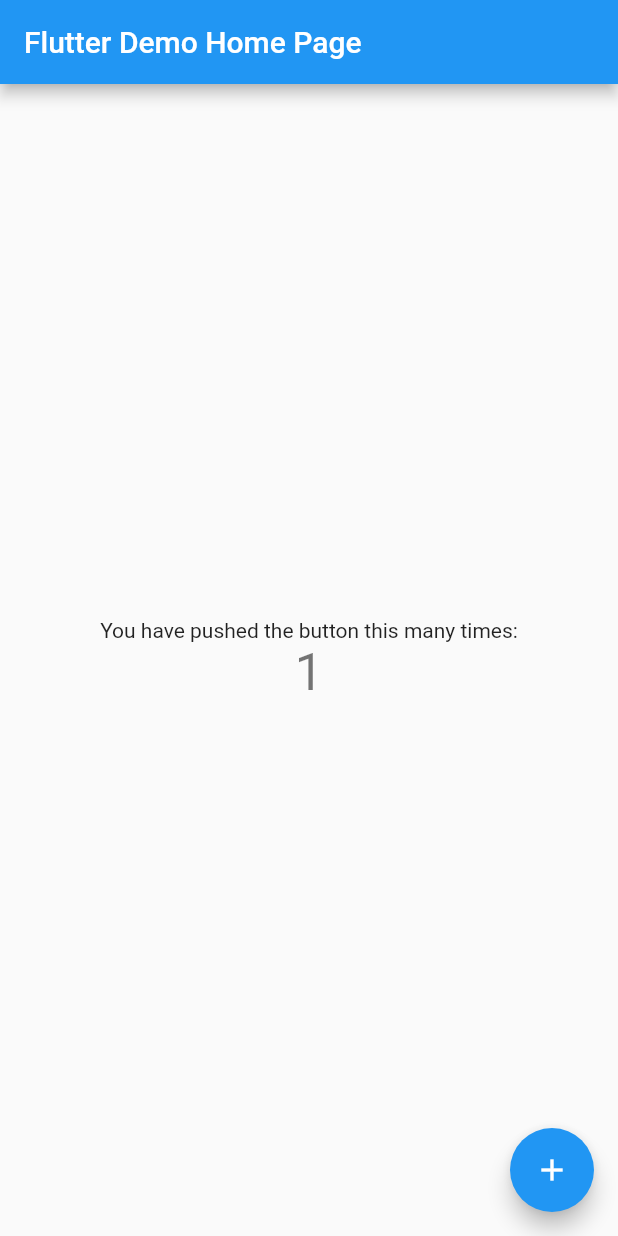
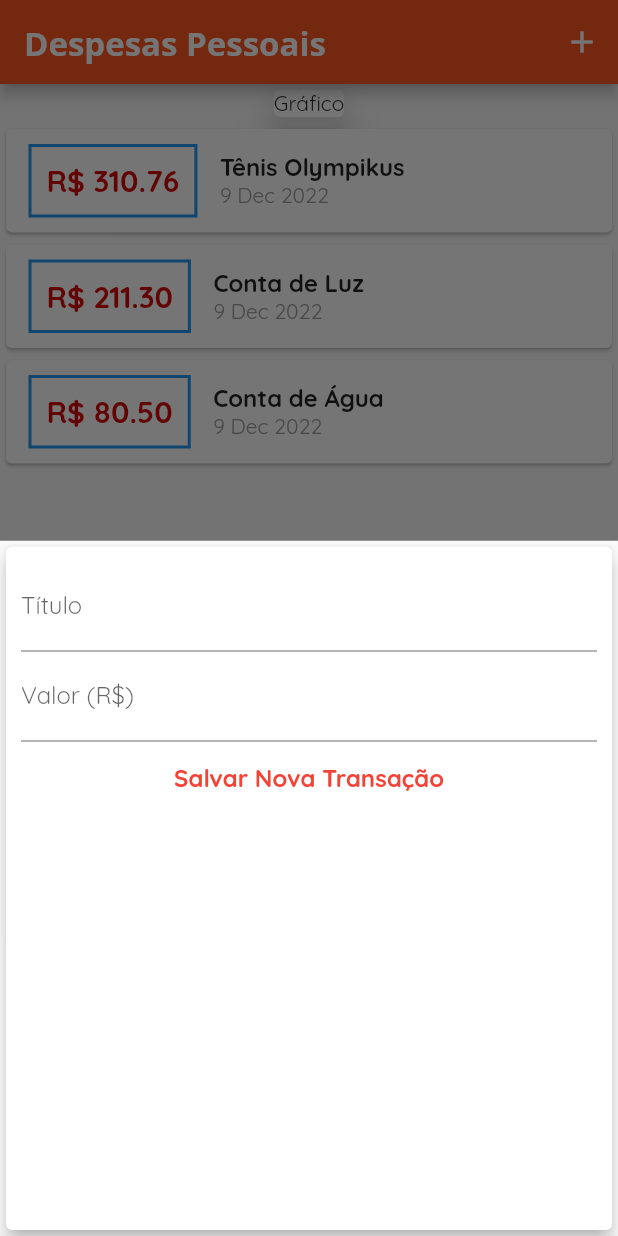
Before and after one commit to ItsonStos/Despesas_Pessoais, a Flutter app: the screen it shows after launch, after a tap on the "add" icon, on a phone screen of 412 x 824 dp. Run offline on Flutter 3.47's test engine with Material 2 defaults, Android fonts, the phone set to English and light mode, and no system bars.

Commit message:
Finalização a lista de cadastro de despesas.

```diff
--- /dev/null
+++ b/lib/data_base/base_expense.dart
@@ -0,0 +1,13 @@
+class ExpenseDate {
+  final String id;
+  final String title;
+  final double value;
+  final DateTime date;
+
+  ExpenseDate({
+    required this.id,
+    required this.title,
+    required this.value,
+    required this.date,
+  });
+}
--- a/lib/main.dart
+++ b/lib/main.dart
@@ -1,115 +1,27 @@
+import 'package:expense/screen/home_screen.dart';
 import 'package:flutter/material.dart';
 
-void main() {
-  runApp(const MyApp());
-}
-
-class MyApp extends StatelessWidget {
-  const MyApp({super.key});
-
-  // This widget is the root of your application.
-  @override
-  Widget build(BuildContext context) {
-    return MaterialApp(
-      title: 'Flutter Demo',
+void main() => runApp(MaterialApp(
+      debugShowCheckedModeBanner: false,
+      title: 'Despesas Pessoais',
       theme: ThemeData(
-        // This is the theme of your application.
-        //
-        // Try running your application with "flutter run". You'll see the
-        // application has a blue toolbar. Then, without quitting the app, try
-        // changing the primarySwatch below to Colors.green and then invoke
-        // "hot reload" (press "r" in the console where you ran "flutter run",
-        // or simply save your changes to "hot reload" in a Flutter IDE).
-        // Notice that the counter didn't reset back to zero; the application
-        // is not restarted.
-        primarySwatch: Colors.blue,
+        brightness: Brightness.light,
+        fontFamily: 'Quicksand',
+        appBarTheme: AppBarTheme(
+          textTheme: ThemeData.light().textTheme.copyWith(
+            // ignore: prefer_const_constructors
+            titleLarge: TextStyle(
+              fontFamily: 'OpenSans',
+              fontSize: 22,
+              fontWeight: FontWeight.bold,
+            ),
+          ),
+        ),
+      ).copyWith(
+        colorScheme: ThemeData().colorScheme.copyWith(
+          primary: Colors.deepOrange,
+          secondary: Colors.amberAccent,
+        )
       ),
-      home: const MyHomePage(title: 'Flutter Demo Home Page'),
-    );
-  }
-}
-
-class MyHomePage extends StatefulWidget {
-  const MyHomePage({super.key, required this.title});
-
-  // This widget is the home page of your application. It is stateful, meaning
-  // that it has a State object (defined below) that contains fields that affect
-  // how it looks.
-
-  // This class is the configuration for the state. It holds the values (in this
-  // case the title) provided by the parent (in this case the App widget) and
-  // used by the build method of the State. Fields in a Widget subclass are
-  // always marked "final".
-
-  final String title;
-
-  @override
-  State<MyHomePage> createState() => _MyHomePageState();
-}
-
-class _MyHomePageState extends State<MyHomePage> {
-  int _counter = 0;
-
-  void _incrementCounter() {
-    setState(() {
-      // This call to setState tells the Flutter framework that something has
-      // changed in this State, which causes it to rerun the build method below
-      // so that the display can reflect the updated values. If we changed
-      // _counter without calling setState(), then the build method would not be
-      // called again, and so nothing would appear to happen.
-      _counter++;
-    });
-  }
-
-  @override
-  Widget build(BuildContext context) {
-    // This method is rerun every time setState is called, for instance as done
-    // by the _incrementCounter method above.
-    //
-    // The Flutter framework has been optimized to make rerunning build methods
-    // fast, so that you can just rebuild anything that needs updating rather
-    // than having to individually change instances of widgets.
-    return Scaffold(
-      appBar: AppBar(
-        // Here we take the value from the MyHomePage object that was created by
-        // the App.build method, and use it to set our appbar title.
-        title: Text(widget.title),
-      ),
-      body: Center(
-        // Center is a layout widget. It takes a single child and positions it
-        // in the middle of the parent.
-        child: Column(
-          // Column is also a layout widget. It takes a list of children and
-          // arranges them vertically. By default, it sizes itself to fit its
-          // children horizontally, and tries to be as tall as its parent.
-          //
-          // Invoke "debug painting" (press "p" in the console, choose the
-          // "Toggle Debug Paint" action from the Flutter Inspector in Android
-          // Studio, or the "Toggle Debug Paint" command in Visual Studio Code)
-          // to see the wireframe for each widget.
-          //
-          // Column has various properties to control how it sizes itself and
-          // how it positions its children. Here we use mainAxisAlignment to
-          // center the children vertically; the main axis here is the vertical
-          // axis because Columns are vertical (the cross axis would be
-          // horizontal).
-          mainAxisAlignment: MainAxisAlignment.center,
-          children: <Widget>[
-            const Text(
-              'You have pushed the button this many times:',
-            ),
-            Text(
-              '$_counter',
-              style: Theme.of(context).textTheme.headline4,
-            ),
-          ],
-        ),
-      ),
-      floatingActionButton: FloatingActionButton(
-        onPressed: _incrementCounter,
-        tooltip: 'Increment',
-        child: const Icon(Icons.add),
-      ), // This trailing comma makes auto-formatting nicer for build methods.
-    );
-  }
-}
+      home: const HomeScreen(),
+    ));
--- a/lib/screen/home_screen.dart
+++ b/lib/screen/home_screen.dart
@@ -0,0 +1,91 @@
+import 'package:flutter/material.dart';
+import 'dart:math';
+import 'package:expense/widgets/home_expense_list.dart';
+import '../data_base/base_expense.dart';
+import '../widgets/home_expense_form.dart';
+
+class HomeScreen extends StatefulWidget {
+  const HomeScreen({super.key});
+
+  @override
+  State<HomeScreen> createState() => _HomeScreenState();
+}
+
+class _HomeScreenState extends State<HomeScreen> {
+  final _expense = [
+    ExpenseDate(
+      id: 't1',
+      title: 'Tênis Olympikus',
+      value: 310.76,
+      date: DateTime.now(),
+    ),
+    ExpenseDate(
+      id: 't2',
+      title: 'Conta de Luz',
+      value: 211.30,
+      date: DateTime.now(),
+    ),
+    ExpenseDate(
+      id: 't3',
+      title: 'Conta de Água',
+      value: 80.50,
+      date: DateTime.now(),
+    ),
+  ];
+
+  _addExpense(String title, double value) {
+    final newExpense = ExpenseDate(
+      id: Random().nextDouble().toString(),
+      //parametro da base atributo nomeado : parametro que recebeu no chamado da função
+      title: title,
+      value: value,
+      date: DateTime.now(),
+    );
+
+    setState(() {
+      _expense.add(newExpense);
+    });
+
+    Navigator.of(context).pop();
+
+  }
+
+  _openExpenseFormModal(BuildContext context) {
+    showModalBottomSheet(
+      context: context,
+      builder: (_){
+        return HomeExpenseForm(_addExpense);
+      },
+      );
+  }
+
+  @override
+  Widget build(BuildContext context) {
+    return Scaffold(
+      appBar: AppBar(
+        title: const Text('Despesas Pessoais'),
+        actions: [
+          IconButton(
+              onPressed: () => _openExpenseFormModal(context),
+              icon: const Icon(Icons.add))
+        ],
+      ),
+      body: SingleChildScrollView(
+        child: Column(
+          // ignore: prefer_const_literals_to_create_immutables
+          children: [
+            const SizedBox(
+              child: Card(elevation: 10, child: Text('Gráfico')),
+            ),
+            HomeExpenseList(_expense),
+          ],
+        ),
+      ),
+      floatingActionButton: FloatingActionButton(
+        onPressed: () => _openExpenseFormModal(context),
+        child: const Icon(Icons.add),
+      ),
+      floatingActionButtonLocation: FloatingActionButtonLocation.endFloat,
+    );
+  }
+}
--- /dev/null
+++ b/lib/widgets/home_expense_form.dart
@@ -0,0 +1,76 @@
+import 'package:flutter/material.dart';
+
+
+class HomeExpenseForm extends StatefulWidget {
+
+
+  final void Function(String, double) onSubmit;
+
+  HomeExpenseForm(this.onSubmit, {super.key});
+
+  @override
+  State<HomeExpenseForm> createState() => _HomeExpenseFormState();
+}
+
+class _HomeExpenseFormState extends State<HomeExpenseForm> {
+  final titleController = TextEditingController();
+
+  final valueController = TextEditingController();
+
+  _submitForm(){
+    final title = titleController.text;
+    final value = double.tryParse(valueController.text) ?? 0.0;
+
+    if(title.isEmpty || value <=0 ){
+      return;
+    }
+
+    widget.onSubmit(title, value);
+  }
+
+  @override
+  Widget build(BuildContext context) {
+    return Card(
+          elevation: 5,
+          child: Padding(
+            padding: const EdgeInsets.all(10.0),
+            child: Column(
+              // ignore: prefer_const_literals_to_create_immutables
+              children: [
+                TextField(
+                  controller: titleController,
+                  onSubmitted: (_) => _submitForm(),
+                  // ignore: prefer_const_constructors
+                  decoration: InputDecoration(
+                    labelText: 'Título',
+                  ),
+                ),
+                TextField(
+                 controller: valueController,
+                 keyboardType: TextInputType.number,
+                 onSubmitted: (_) => _submitForm(),
+                  // ignore: prefer_const_constructors
+                  decoration: InputDecoration(
+                    labelText: 'Valor (R\$)',
+                  ),
+                ),
+                TextButton(
+                  onPressed: _submitForm,
+                  // ignore: sort_child_properties_last
+                  child: const Text(
+                    'Salvar Nova Transação',
+                    style: TextStyle(
+                    fontWeight: FontWeight.bold,
+                    fontSize: 16,
+                    ),
+                    ),
+                  style: TextButton.styleFrom(
+                    primary: Colors.red,
+                  ),
+                ),
+              ],
+            ),
+          ),
+        );
+  }
+}
--- /dev/null
+++ b/lib/widgets/home_expense_list.dart
@@ -0,0 +1,85 @@
+import 'package:flutter/material.dart';
+import '../data_base/base_expense.dart';
+import 'package:intl/intl.dart';
+
+class HomeExpenseList extends StatelessWidget {
+
+
+
+  final List<ExpenseDate> expense;
+
+  const HomeExpenseList(this.expense, {super.key});
+
+  @override
+  Widget build(BuildContext context) {
+    return Container(
+      height: 300,
+      child: expense.isEmpty ? Column(
+        // ignore: prefer_const_literals_to_create_immutables
+        children: [
+          const Text(
+            'Nenhuma Transação Cadastrada',
+          ),
+          const SizedBox(height: 20),
+          Container(
+            width: 200,
+            child: Image.asset(
+              'assets\images\waiting.png',
+              fit: BoxFit.cover,
+            ),
+          ),
+        ],
+      ) : ListView.builder(
+        itemCount: expense.length,
+        itemBuilder: (ctx, index){
+          final ex = expense[index];
+          return Card(
+                  child: Row(
+                    children: [
+                      Container(
+                        margin: const EdgeInsets.symmetric(
+                          horizontal: 15,
+                          vertical: 10,
+                          ),
+                        decoration: BoxDecoration(
+                          border: Border.all(
+                            color: Theme.of(context).primaryColor,
+                            width: 2,
+                          )
+                        ),
+                        padding: const EdgeInsets.all(10),
+                        child: Text(
+                          'R\$ ${ex.value.toStringAsFixed(2)}',
+                          style: const TextStyle(
+                            fontWeight: FontWeight.bold,
+                            fontSize: 20,
+                            color: Color.fromARGB(255, 216, 9, 9),
+                          ),
+                          )),
+                      Column(
+                        crossAxisAlignment: CrossAxisAlignment.start,
+                        children: [
+                          Text(
+                            ex.title,
+                            style: const TextStyle(
+                              fontWeight: FontWeight.bold,
+                              fontSize: 16,
+                            ),
+                            ),
+                          Text(
+                            DateFormat('d MMM y').format(ex.date),
+                            style: const TextStyle(
+                              fontSize: 14,
+                              color: Colors.grey,
+                            ),
+                            ),
+                        ],
+                      ),
+                    ],
+                  ),
+                );
+        }
+      ),
+    );
+  }
+}
```
Also changed, not shown: pubspec.yaml (+14 -8 lines), assets/fonts/OpenSans-Bold.ttf (added), assets/fonts/OpenSans-Regular.ttf (added), assets/fonts/Quicksand-Bold.ttf (added), assets/fonts/Quicksand-Light.ttf (added), assets/fonts/Quicksand-Medium.ttf (added), assets/fonts/Quicksand-Regular.ttf (added), assets/images/waiting.png (added), pubspec.lock.
